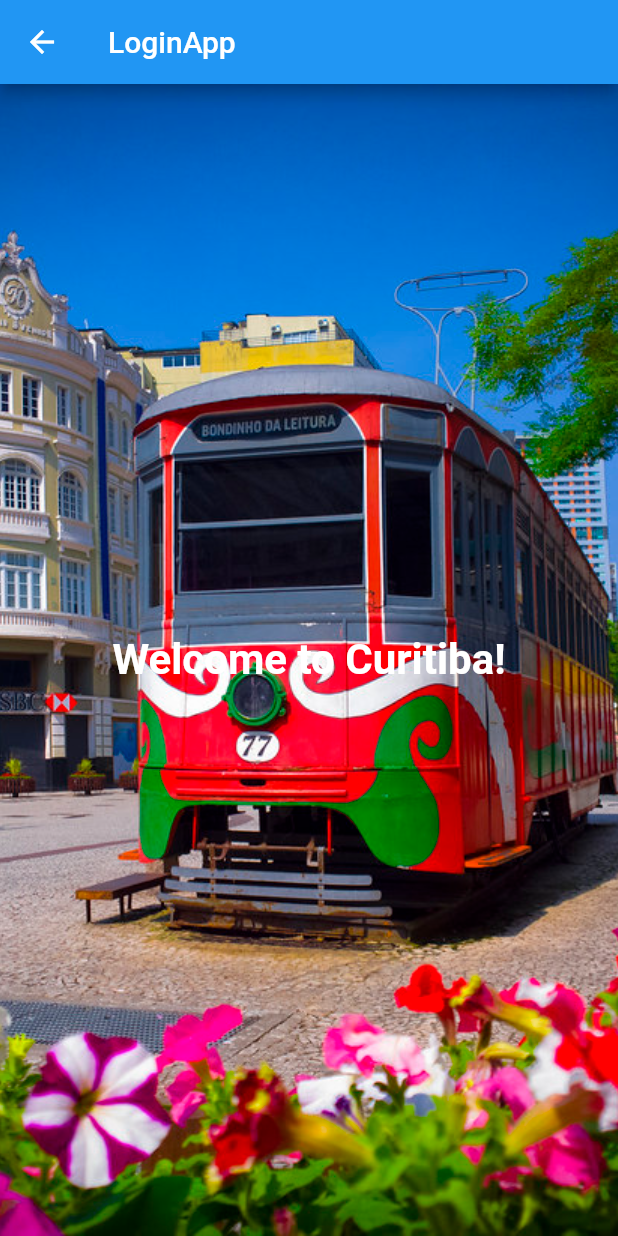
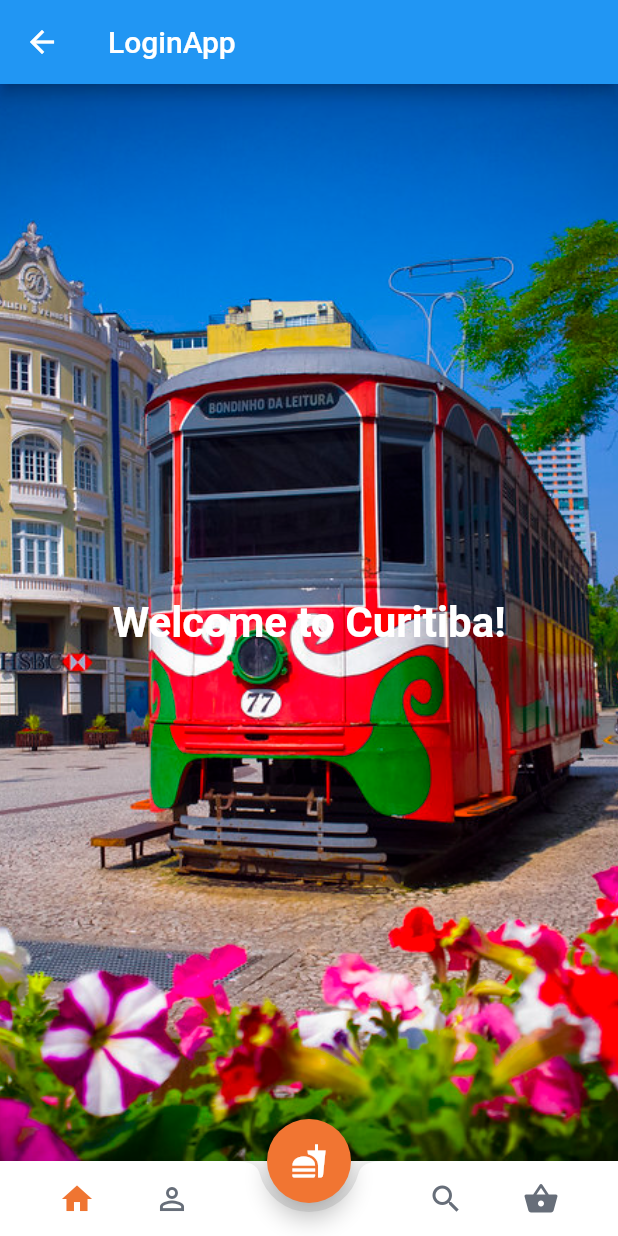
Before and after one commit to vipontes/login_app, a Flutter app: the MainPage screen opened by its route, on a phone screen of 412 x 824 dp. Run offline on Flutter 3.47's test engine with Material 2 defaults, Android fonts, the phone set to English and light mode, and no system bars; our stand-ins replace dartz, device_info, dio, email_validator, equatable, moor and 3 more; missing offline and left inert: mockito; accounts and stored records are empty; generated files the repository leaves out were written again.

```diff
--- /dev/null
+++ b/lib/bottom_bar.dart
@@ -0,0 +1,43 @@
+import 'package:flutter/material.dart';
+
+class BottomBar extends StatelessWidget {
+  @override
+  Widget build(BuildContext context) {
+    return BottomAppBar(
+      shape: CircularNotchedRectangle(),
+      notchMargin: 6.0,
+      color: Colors.transparent,
+      elevation: 9.0,
+      clipBehavior: Clip.antiAlias,
+      child: Container(
+        height: 50.0,
+        decoration: BoxDecoration(color: Colors.white),
+        child: Row(
+          mainAxisAlignment: MainAxisAlignment.spaceBetween,
+          children: [
+            Container(
+                height: 50.0,
+                width: MediaQuery.of(context).size.width / 2 - 40.0,
+                child: Row(
+                  mainAxisAlignment: MainAxisAlignment.spaceEvenly,
+                  children: <Widget>[
+                    Icon(Icons.home, color: Color(0xFFEF7532)),
+                    Icon(Icons.person_outline, color: Color(0xFF676E79))
+                  ],
+                )),
+            Container(
+                height: 50.0,
+                width: MediaQuery.of(context).size.width / 2 - 40.0,
+                child: Row(
+                  mainAxisAlignment: MainAxisAlignment.spaceEvenly,
+                  children: <Widget>[
+                    Icon(Icons.search, color: Color(0xFF676E79)),
+                    Icon(Icons.shopping_basket, color: Color(0xFF676E79))
+                  ],
+                )),
+          ],
+        ),
+      ),
+    );
+  }
+}
--- a/lib/services/interceptor/app_interceptors.dart
+++ b/lib/services/interceptor/app_interceptors.dart
@@ -17,8 +17,8 @@ class AppInterceptors extends Interceptor {
       final token = prefs.get("token");
       final tokenDecoded = JwtHelper.parseJwt(token);
       final expiredAt = tokenDecoded['expired_at'];
-      var parsedDate = DateTime.parse(expiredAt);
-      var now = new DateTime.now();
+      final parsedDate = DateTime.parse(expiredAt);
+      final now = new DateTime.now();
       final difference = parsedDate.difference(now).inSeconds;
       if (difference > 0) {
         options.headers.addAll({"Authorization": "Bearer $token"});
@@ -31,6 +31,7 @@ class AppInterceptors extends Interceptor {
 
   @override
   Future onResponse(Response response) {
+    print(response);
     return super.onResponse(response);
   }
 
--- a/lib/services/quotes_service.dart
+++ b/lib/services/quotes_service.dart
@@ -55,6 +55,7 @@ class QuotesApiService implements IQuotesApi {
         'password': password,
         'device': device,
       });
+
       if (response.statusCode == 200) {
         Token tokens = Token.fromJson(response.data);
         return Right(tokens);
--- a/lib/view/pages/main_page.dart
+++ b/lib/view/pages/main_page.dart
@@ -1,5 +1,7 @@
 import 'package:flutter/material.dart';
 import 'package:login_app/utils/app_localizations.dart';
+
+import '../../bottom_bar.dart';
 
 class MainPage extends StatefulWidget {
   @override
@@ -33,6 +35,13 @@ class _MainPageState extends State<MainPage> {
           ),
         ],
       ),
+      floatingActionButton: FloatingActionButton(
+        onPressed: () {},
+        backgroundColor: Color(0xFFF17532),
+        child: Icon(Icons.fastfood),
+      ),
+      floatingActionButtonLocation: FloatingActionButtonLocation.centerDocked,
+      bottomNavigationBar: BottomBar(),
     );
   }
 }
--- a/lib/view_model/login_page_view_model.dart
+++ b/lib/view_model/login_page_view_model.dart
@@ -108,6 +108,7 @@ class LoginPageViewModel extends Model {
         usuarioId: usuario.usuarioId,
         usuarioNome: usuario.usuarioNome,
         usuarioEmail: usuario.usuarioEmail,
+        usuarioSenha: usuario.usuarioSenha,
         usuarioAtivo: usuario.usuarioAtivo,
         usuarioSobre: usuario.usuarioSobre));
   }
```
Also changed, not shown: pubspec.lock, 1 other file.
